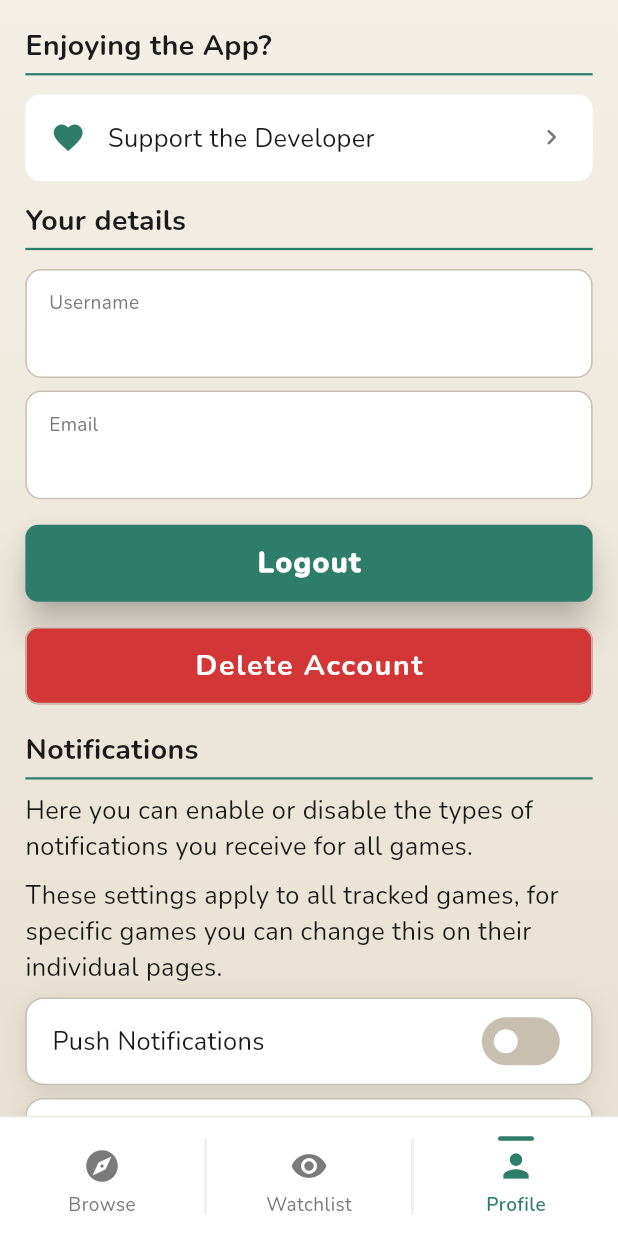
After one commit to Krsmanovic-S/board-game-app, a Flutter app: the ProfileScreen screen opened by its route, on a phone screen of 412 x 824 dp. The commit adds this screen. Run offline on Flutter 3.47's test engine with Material 3 defaults, Android fonts, the phone set to English and light mode, and no system bars; our stand-ins replace cached_network_image, cloud_firestore, device_info_plus, firebase_auth, firebase_core, firebase_messaging and 7 more; accounts and stored records are empty.

Commit message:
Containers for Tablets

```diff
--- a/lib/screens/auth_screen.dart
+++ b/lib/screens/auth_screen.dart
@@ -1,5 +1,6 @@
 import 'dart:async';
 import 'dart:io';
+import 'package:board_game_app/widgets/page_container.dart';
 import 'package:firebase_auth/firebase_auth.dart';
 import 'package:flutter/material.dart';
 import 'package:flutter/services.dart';
@@ -26,7 +27,8 @@ class _AuthScreenState extends State<AuthScreen> {
   @override
   Widget build(BuildContext context) {
     Layout.init(context);
-    return Scaffold(
+    return PageContainer(
+      child: Scaffold(
         body: Container(
           width: double.infinity,
           height: double.infinity,
@@ -59,6 +61,7 @@ class _AuthScreenState extends State<AuthScreen> {
                           key: const ValueKey('register'),
                           isLogin: false,
                           onToggle: () => setState(() => _isLogin = true),
+                        ),
                 ),
               ),
             ),
--- a/lib/screens/browse_screen.dart
+++ b/lib/screens/browse_screen.dart
@@ -1,3 +1,4 @@
+import 'package:board_game_app/widgets/page_container.dart';
 import 'package:flutter/material.dart';
 import 'package:board_game_app/app/layout.dart';
 import 'package:board_game_app/app/theme.dart';
@@ -103,7 +104,8 @@ class _BrowseScreenState extends State<BrowseScreen> {
     Layout.init(context);
     final gamesCtrl = GamesScope.of(context);
 
-    return Container(
+    return PageContainer(
+      child: Container(
         width: double.infinity,
         height: double.infinity,
         decoration: const BoxDecoration(gradient: AppColors.scaffoldGradient),
@@ -113,6 +115,7 @@ class _BrowseScreenState extends State<BrowseScreen> {
               _buildAppBar(gamesCtrl),
               Expanded(child: _buildBody(gamesCtrl)),
             ],
+          ),
         ),
       ),
     );
--- a/lib/screens/game_details_screen.dart
+++ b/lib/screens/game_details_screen.dart
@@ -1,5 +1,6 @@
 import 'package:board_game_app/controllers/watchlist_controller.dart';
 import 'package:board_game_app/widgets/field_card.dart';
+import 'package:board_game_app/widgets/page_container.dart';
 import 'package:board_game_app/widgets/price_history_widget.dart';
 import 'package:cached_network_image/cached_network_image.dart';
 import 'package:flutter/material.dart';
@@ -174,7 +175,8 @@ class _GameDetailsScreenState extends State<GameDetailsScreen> {
         _game!.storeInfo[_game!.lowestPriceStore]?.sourceUrl;
     final watchlistItem = _watchlistCtrl.getItem(widget.gameId);
 
-    return Container(
+    return PageContainer(
+      child: Container(
         width: double.infinity,
         height: double.infinity,
         decoration: const BoxDecoration(gradient: AppColors.scaffoldGradient),
@@ -361,6 +363,7 @@ class _GameDetailsScreenState extends State<GameDetailsScreen> {
             ),
           ),
         ),
+      ),
     );
   }
 }
--- a/lib/screens/profile_screen.dart
+++ b/lib/screens/profile_screen.dart
@@ -1,5 +1,6 @@
 import 'package:board_game_app/controllers/watchlist_controller.dart';
 import 'package:board_game_app/widgets/field_card.dart';
+import 'package:board_game_app/widgets/page_container.dart';
 import 'package:board_game_app/widgets/settings_buttons.dart';
 import 'package:flutter/material.dart';
 import 'package:board_game_app/app/layout.dart';
@@ -218,7 +219,8 @@ class _ProfileScreenState extends State<ProfileScreen> {
 
     _controller;
 
-    return Container(
+    return PageContainer(
+      child: Container(
         width: double.infinity,
         height: double.infinity,
         decoration: const BoxDecoration(gradient: AppColors.scaffoldGradient),
@@ -232,7 +234,8 @@ class _ProfileScreenState extends State<ProfileScreen> {
                   crossAxisAlignment: CrossAxisAlignment.start,
                   children: [
                     // Tipping
-                  SectionHeader(title: AppLocalization.supportDeveloperHeader),
+                    SectionHeader(
+                        title: AppLocalization.supportDeveloperHeader),
 
                     Layout.heightBox(12),
 
@@ -324,7 +327,8 @@ class _ProfileScreenState extends State<ProfileScreen> {
                                         _lastVerificationSent = DateTime.now());
 
                                     if (context.mounted) {
-                                    ScaffoldMessenger.of(context).showSnackBar(
+                                      ScaffoldMessenger.of(context)
+                                          .showSnackBar(
                                         SnackBar(
                                             content: Text(AppLocalization
                                                 .verificationSent)),
@@ -351,19 +355,20 @@ class _ProfileScreenState extends State<ProfileScreen> {
                                 AppLocalization.logoutConfirmTitle,
                                 textAlign: TextAlign.center,
                               ),
-                            content: Text(AppLocalization.logoutConfirmMessage),
+                              content:
+                                  Text(AppLocalization.logoutConfirmMessage),
                               actions: [
                                 TextButton(
                                   onPressed: () => Navigator.pop(ctx, false),
                                   child: Text(AppLocalization.cancel,
-                                    style:
-                                        TextStyle(fontWeight: FontWeight.w700)),
+                                      style: TextStyle(
+                                          fontWeight: FontWeight.w700)),
                                 ),
                                 TextButton(
                                   onPressed: () => Navigator.pop(ctx, true),
                                   child: Text(AppLocalization.yes,
-                                    style:
-                                        TextStyle(fontWeight: FontWeight.w700)),
+                                      style: TextStyle(
+                                          fontWeight: FontWeight.w700)),
                                 ),
                               ],
                             ),
@@ -397,13 +402,14 @@ class _ProfileScreenState extends State<ProfileScreen> {
                                 AppLocalization.deleteAccountTitle,
                                 textAlign: TextAlign.center,
                               ),
-                            content: Text(AppLocalization.deleteAccountMessage),
+                              content:
+                                  Text(AppLocalization.deleteAccountMessage),
                               actions: [
                                 TextButton(
                                   onPressed: () => Navigator.pop(ctx, false),
                                   child: Text(AppLocalization.cancel,
-                                    style:
-                                        TextStyle(fontWeight: FontWeight.w700)),
+                                      style: TextStyle(
+                                          fontWeight: FontWeight.w700)),
                                 ),
                                 TextButton(
                                   onPressed: () => Navigator.pop(ctx, true),
@@ -424,7 +430,8 @@ class _ProfileScreenState extends State<ProfileScreen> {
                               if (!context.mounted) return;
                               ScaffoldMessenger.of(context).showSnackBar(
                                 SnackBar(
-                                  content: Text(AppLocalization.unknownError)),
+                                    content:
+                                        Text(AppLocalization.unknownError)),
                               );
                             }
                           }
@@ -470,8 +477,8 @@ class _ProfileScreenState extends State<ProfileScreen> {
                     SwitchRow(
                       label: AppLocalization.priceDropLabel,
                       value: notifications['priceDrop'] ?? true,
-                    onChanged: (v) =>
-                        _watchlistCtrl.updateGlobalNotification('priceDrop', v),
+                      onChanged: (v) => _watchlistCtrl.updateGlobalNotification(
+                          'priceDrop', v),
                     ),
                     Layout.heightBox(8),
                     SwitchRow(
@@ -590,6 +597,7 @@ class _ProfileScreenState extends State<ProfileScreen> {
               ),
             ),
         ]),
+      ),
     );
   }
 }
--- a/lib/screens/username_picker_screen.dart
+++ b/lib/screens/username_picker_screen.dart
@@ -1,5 +1,6 @@
 import 'dart:async';
 
+import 'package:board_game_app/widgets/page_container.dart';
 import 'package:flutter/material.dart';
 import 'package:flutter/services.dart';
 import 'package:board_game_app/app/layout.dart';
@@ -134,7 +135,8 @@ class _UsernamePickerScreenState extends State<UsernamePickerScreen> {
   Widget build(BuildContext context) {
     Layout.init(context);
 
-    return Container(
+    return PageContainer(
+      child: Container(
         width: double.infinity,
         height: double.infinity,
         decoration: const BoxDecoration(gradient: AppColors.scaffoldGradient),
@@ -243,6 +245,7 @@ class _UsernamePickerScreenState extends State<UsernamePickerScreen> {
             ),
           ),
         ),
+      ),
     );
   }
 }
--- a/lib/screens/watchlist_screen.dart
+++ b/lib/screens/watchlist_screen.dart
@@ -1,6 +1,7 @@
 import 'package:board_game_app/controllers/games_controller.dart';
 import 'package:board_game_app/controllers/watchlist_controller.dart';
 import 'package:board_game_app/localization/localization.dart';
+import 'package:board_game_app/widgets/page_container.dart';
 import 'package:board_game_app/widgets/watchlist_card.dart';
 import 'package:flutter/material.dart';
 import 'package:board_game_app/app/layout.dart';
@@ -15,7 +16,8 @@ class WatchlistScreen extends StatelessWidget {
     final watchlist = WatchlistScope.of(context);
     final games = GamesScope.of(context);
 
-    return Container(
+    return PageContainer(
+      child: Container(
         width: double.infinity,
         height: double.infinity,
         decoration: const BoxDecoration(gradient: AppColors.scaffoldGradient),
@@ -32,6 +34,7 @@ class WatchlistScreen extends StatelessWidget {
                     child: CircularProgressIndicator(color: AppColors.primary),
                   )
                 : _buildBody(context, watchlist, games),
+          ),
         ),
       ),
     );
--- /dev/null
+++ b/lib/widgets/page_container.dart
@@ -0,0 +1,16 @@
+import 'package:flutter/material.dart';
+
+class PageContainer extends StatelessWidget {
+  final Widget child;
+  const PageContainer({super.key, required this.child});
+
+  @override
+  Widget build(BuildContext context) {
+    return Center(
+      child: ConstrainedBox(
+        constraints: const BoxConstraints(maxWidth: 600),
+        child: child,
+      ),
+    );
+  }
+}
```
Lines whose indentation alone changed are shown as unchanged.
